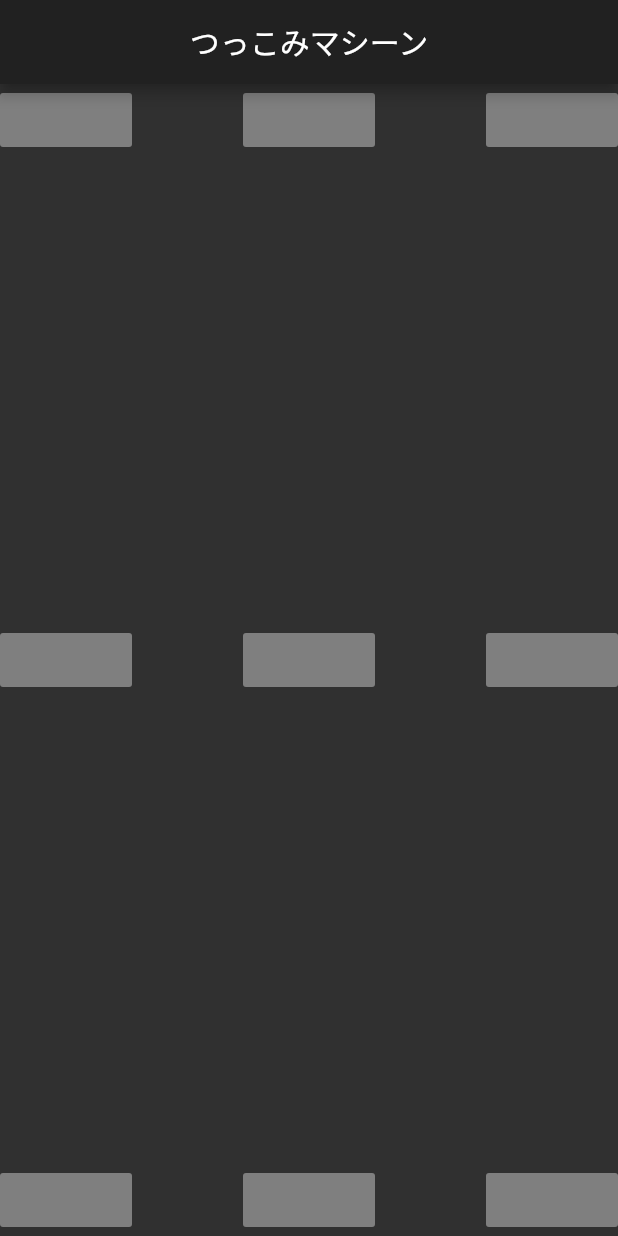
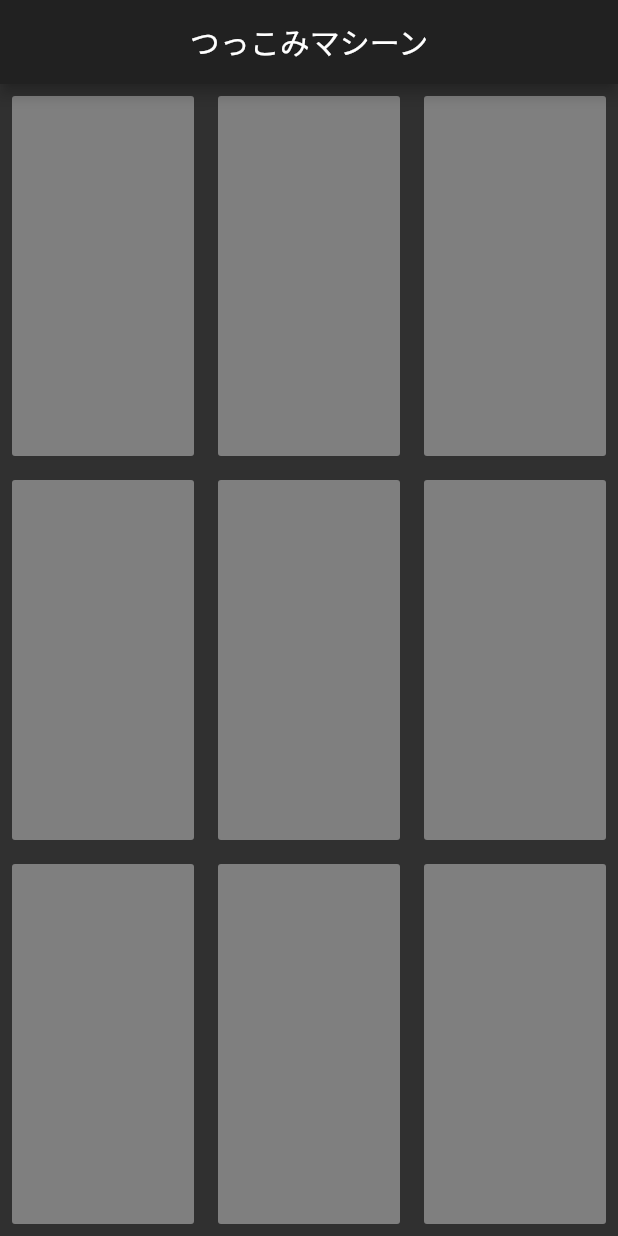
Before and after one commit to masa-321/straight_app, a Flutter app: the screen it shows after launch, on a phone screen of 412 x 824 dp. Run offline on Flutter 3.47's test engine with Material 2 defaults, Android fonts, the phone set to English and light mode, and no system bars.

Commit message:
_soundButtonメソッドを作成し、Expandedを設定した

```diff
--- a/lib/home_screen.dart
+++ b/lib/home_screen.dart
@@ -1,5 +1,5 @@
 import 'package:flutter/material.dart';
-import 'sound_button.dart';
+//import 'sound_button.dart';
 
 class HomeScreen extends StatelessWidget {
   @override
@@ -10,34 +10,46 @@ class HomeScreen extends StatelessWidget {
         centerTitle: true,
       ),
       body: Column(
-        mainAxisAlignment: MainAxisAlignment.spaceBetween,
         children: [
-          Row(
-            mainAxisAlignment: MainAxisAlignment.spaceBetween,
+          Expanded(
+            child: Row(
+              crossAxisAlignment: CrossAxisAlignment.stretch,
               children: [
-              SoundButton(),
-              SoundButton(),
-              SoundButton(),
+                _soundButton(),
+                _soundButton(),
+                _soundButton(),
               ],
             ),
-          Row(
-            mainAxisAlignment: MainAxisAlignment.spaceBetween,
+          ),
+          Expanded(
+            child: Row(
+              crossAxisAlignment: CrossAxisAlignment.stretch,
               children: [
-              SoundButton(),
-              SoundButton(),
-              SoundButton(),
+                _soundButton(),
+                _soundButton(),
+                _soundButton(),
               ],
             ),
-          Row(
-            mainAxisAlignment: MainAxisAlignment.spaceBetween,
+          ),
+          Expanded(
+            child: Row(
+              crossAxisAlignment: CrossAxisAlignment.stretch,
               children: [
-              SoundButton(),
-              SoundButton(),
-              SoundButton(),
+                _soundButton(),
+                _soundButton(),
+                _soundButton(),
               ],
+            ),
           ),
         ],
       ),
     );
   }
+
+  Widget _soundButton() {
+    return Expanded(child: Padding(
+      padding: const EdgeInsets.all(8.0),
+      child: RaisedButton(),
+    ));
   }
+}
```
Lines whose indentation alone changed are shown as unchanged.
